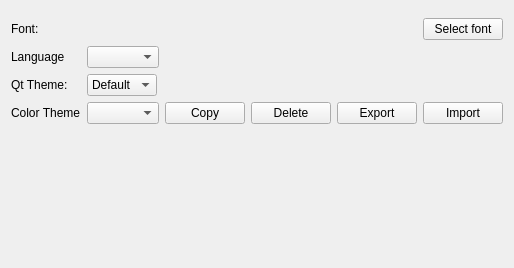
Before: the Qt Designer form src/dialogs/preferences/AppearanceOptionsWidget.ui in rizinorg/cutter, drawn with Qt 5.
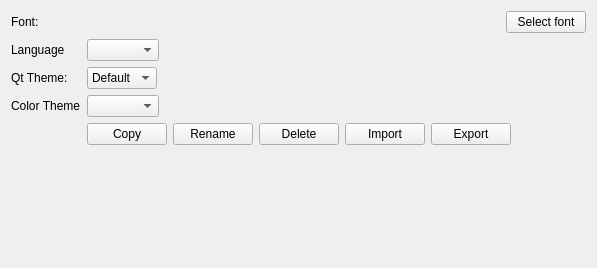
After: the same form once the commit is applied. Custom widgets are drawn as their Qt base class.

Diff of the .ui file:
```diff
--- a/src/dialogs/preferences/AppearanceOptionsWidget.ui
+++ b/src/dialogs/preferences/AppearanceOptionsWidget.ui
@@ -6,7 +6,7 @@
    <rect>
     <x>0</x>
     <y>0</y>
-    <width>442</width>
+    <width>597</width>
     <height>268</height>
    </rect>
   </property>
@@ -37,40 +37,6 @@
          </property>
         </widget>
        </item>
-       <item>
-        <widget class="QPushButton" name="copyButton">
-         <property name="sizePolicy">
-          <sizepolicy hsizetype="Maximum" vsizetype="Fixed">
-           <horstretch>0</horstretch>
-           <verstretch>0</verstretch>
-          </sizepolicy>
-         </property>
-         <property name="text">
-          <string>Copy</string>
-         </property>
-        </widget>
-       </item>
-       <item>
-        <widget class="QPushButton" name="deleteButton">
-         <property name="text">
-          <string>Delete</string>
-         </property>
-        </widget>
-       </item>
-       <item>
-        <widget class="QPushButton" name="exportButton">
-         <property name="text">
-          <string>Export</string>
-         </property>
-        </widget>
-       </item>
-       <item>
-        <widget class="QPushButton" name="importButton">
-         <property name="text">
-          <string>Import</string>
-         </property>
-        </widget>
-       </item>
        <item>
         <layout class="QVBoxLayout" name="verticalLayout_3"/>
        </item>
@@ -177,6 +143,64 @@
        </property>
       </widget>
      </item>
+     <item row="4" column="1">
+      <layout class="QHBoxLayout" name="horizontalLayout">
+       <item>
+        <widget class="QPushButton" name="copyButton">
+         <property name="sizePolicy">
+          <sizepolicy hsizetype="Maximum" vsizetype="Fixed">
+           <horstretch>0</horstretch>
+           <verstretch>0</verstretch>
+          </sizepolicy>
+         </property>
+         <property name="text">
+          <string>Copy</string>
+         </property>
+        </widget>
+       </item>
+       <item>
+        <widget class="QPushButton" name="renameButton">
+         <property name="text">
+          <string>Rename</string>
+         </property>
+        </widget>
+       </item>
+       <item>
+        <widget class="QPushButton" name="deleteButton">
+         <property name="text">
+          <string>Delete</string>
+         </property>
+        </widget>
+       </item>
+       <item>
+        <widget class="QPushButton" name="importButton">
+         <property name="text">
+          <string>Import</string>
+         </property>
+        </widget>
+       </item>
+       <item>
+        <widget class="QPushButton" name="exportButton">
+         <property name="text">
+          <string>Export</string>
+         </property>
+        </widget>
+       </item>
+       <item>
+        <spacer name="horizontalSpacer_2">
+         <property name="orientation">
+          <enum>Qt::Horizontal</enum>
+         </property>
+         <property name="sizeHint" stdset="0">
+          <size>
+           <width>40</width>
+           <height>20</height>
+          </size>
+         </property>
+        </spacer>
+       </item>
+      </layout>
+     </item>
     </layout>
    </item>
    <item>
```
